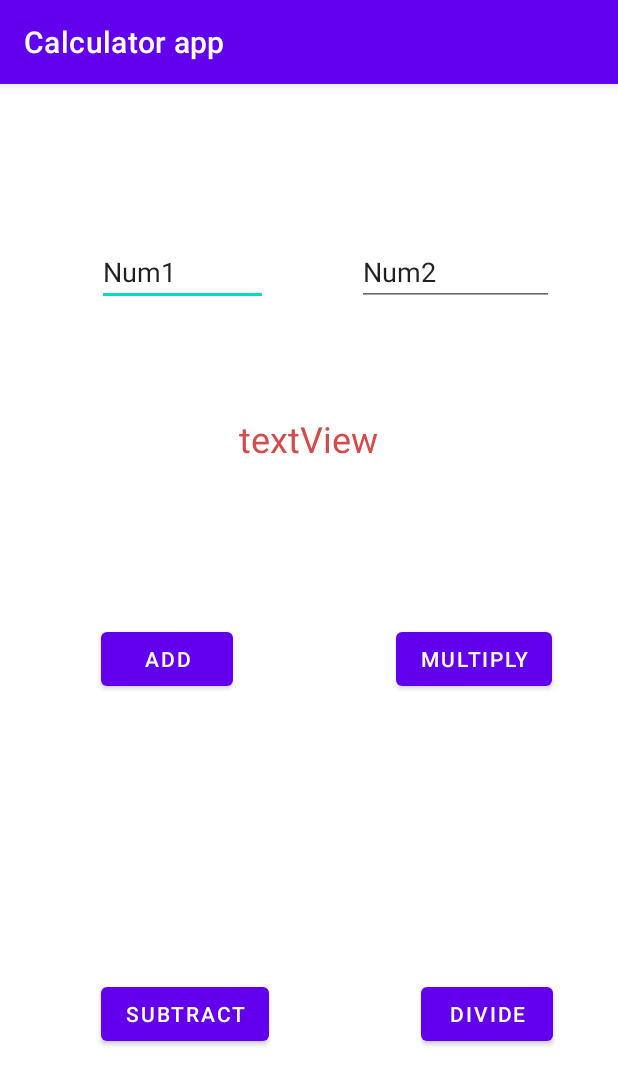
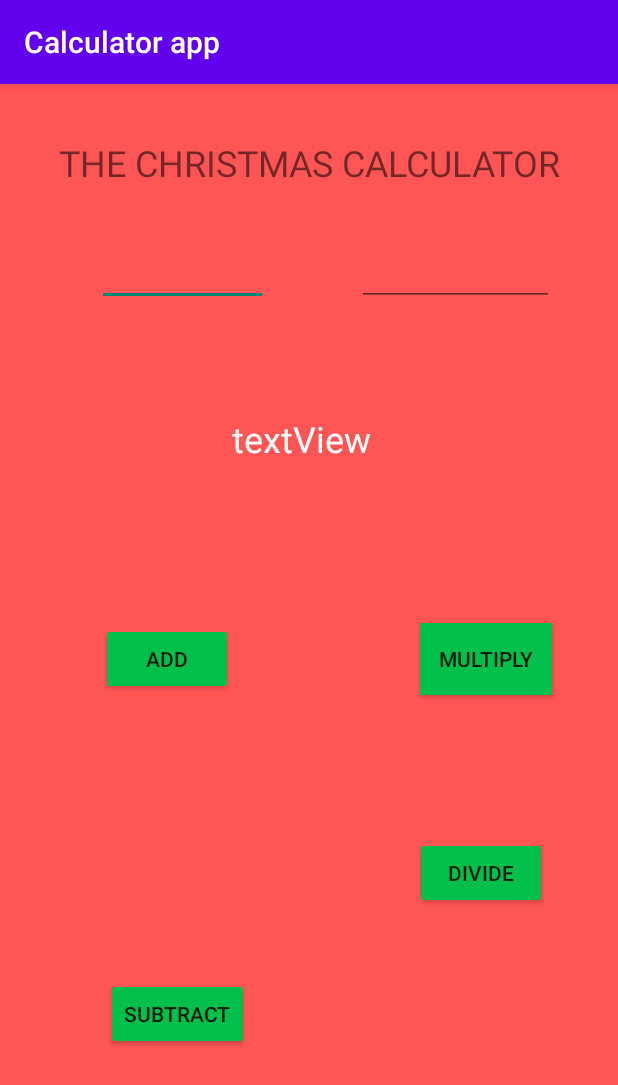
Before and after one commit to DevinPatel123/CalculatorApp, an Android app: the screen it shows after launch (MainActivity), on a phone screen of 412 x 824 dp. Shown: the top 1085 px of the screen. Run offline under Robolectric (Android 15) with nearby library versions, the phone set to English and light mode, and no system bars.

Commit message:
Day 3 Calc

```diff
--- a/app/src/main/res/layout/activity_main.xml
+++ b/app/src/main/res/layout/activity_main.xml
@@ -4,12 +4,14 @@
     xmlns:tools="http://schemas.android.com/tools"
     android:layout_width="match_parent"
     android:layout_height="match_parent"
+    android:background="@color/red"
     tools:context=".MainActivity">
 
     <Button
         android:id="@+id/findSum"
         android:layout_width="wrap_content"
         android:layout_height="wrap_content"
+        android:backgroundTint="@color/green"
         android:onClick="findSum"
         android:text="Add"
         app:layout_constraintBottom_toBottomOf="parent"
@@ -26,7 +28,8 @@
         android:layout_marginTop="104dp"
         android:ems="10"
         android:inputType="textPersonName"
-        android:text="Num1"
+        android:text=""
+        android:textColor="@color/white"
         app:layout_constraintBottom_toTopOf="@+id/findum"
         app:layout_constraintEnd_toEndOf="parent"
         app:layout_constraintHorizontal_bias="0.218"
@@ -42,7 +45,8 @@
         android:layout_marginTop="104dp"
         android:ems="10"
         android:inputType="textPersonName"
-        android:text="Num2"
+        android:text=""
+        android:textColor="@color/white"
         app:layout_constraintBottom_toTopOf="@+id/button6"
         app:layout_constraintEnd_toEndOf="parent"
         app:layout_constraintHorizontal_bias="0.311"
@@ -55,6 +59,8 @@
         android:layout_width="wrap_content"
         android:layout_height="wrap_content"
         android:layout_marginEnd="44dp"
+        android:background="@color/green"
+        android:colorr="@color/green"
         android:onClick="findMult"
         android:text="Multiply"
         app:layout_constraintBottom_toBottomOf="parent"
@@ -70,6 +76,7 @@
         android:layout_height="wrap_content"
         android:layout_marginTop="80dp"
         android:layout_marginBottom="124dp"
+        android:backgroundTint="@color/green"
         android:onClick="findNeg"
         android:text="Subtract"
         app:layout_constraintBottom_toBottomOf="parent"
@@ -84,13 +91,14 @@
         android:layout_width="wrap_content"
         android:layout_height="wrap_content"
         android:layout_marginBottom="124dp"
+        android:backgroundTint="@color/green"
         android:onClick="finddiv"
         android:text="Divide"
         app:layout_constraintBottom_toBottomOf="parent"
         app:layout_constraintEnd_toEndOf="parent"
         app:layout_constraintHorizontal_bias="0.702"
         app:layout_constraintStart_toEndOf="@+id/button7"
-        app:layout_constraintTop_toBottomOf="@+id/button6" />
+        app:layout_constraintTop_toBottomOf="@+id/findMult" />
 
     <TextView
         android:id="@+id/resultTV"
@@ -98,12 +106,24 @@
         android:layout_height="wrap_content"
         android:layout_marginTop="116dp"
         android:text="textView"
-        android:textColor="#D34C4C"
+        android:textColor="@color/white"
         android:textSize="24sp"
-        app:layout_constraintBottom_toTopOf="@+id/button6"
+        app:layout_constraintBottom_toTopOf="@+id/findMult"
         app:layout_constraintEnd_toEndOf="parent"
-        app:layout_constraintHorizontal_bias="0.498"
+        app:layout_constraintHorizontal_bias="0.485"
         app:layout_constraintStart_toStartOf="parent"
-        app:layout_constraintTop_toTopOf="@+id/num1ET" />
+        app:layout_constraintTop_toTopOf="@+id/num1ET"
+        app:layout_constraintVertical_bias="0.0" />
+
+    <TextView
+        android:id="@+id/textView"
+        android:layout_width="wrap_content"
+        android:layout_height="wrap_content"
+        android:text="THE CHRISTMAS CALCULATOR"
+        android:textSize="24sp"
+        app:layout_constraintBottom_toTopOf="@+id/num1ET"
+        app:layout_constraintEnd_toEndOf="parent"
+        app:layout_constraintStart_toStartOf="parent"
+        app:layout_constraintTop_toTopOf="parent" />
 
 </androidx.constraintlayout.widget.ConstraintLayout>
--- a/app/src/main/res/values/colors.xml
+++ b/app/src/main/res/values/colors.xml
@@ -7,4 +7,6 @@
     <color name="teal_700">#FF018786</color>
     <color name="black">#FF000000</color>
     <color name="white">#FFFFFFFF</color>
+    <color name="red">#FF5555</color>
+    <color name="green">#00c04b</color>
 </resources>
--- a/app/src/main/res/values/themes.xml
+++ b/app/src/main/res/values/themes.xml
@@ -1,6 +1,6 @@
 <resources xmlns:tools="http://schemas.android.com/tools">
     <!-- Base application theme. -->
-    <style name="Theme.CalculatorApp" parent="Theme.MaterialComponents.DayNight.DarkActionBar">
+    <style name="Theme.CalculatorApp" parent="Theme.AppCompat.DayNight.DarkActionBar">
         <!-- Primary brand color. -->
         <item name="colorPrimary">@color/purple_500</item>
         <item name="colorPrimaryVariant">@color/purple_700</item>
```
